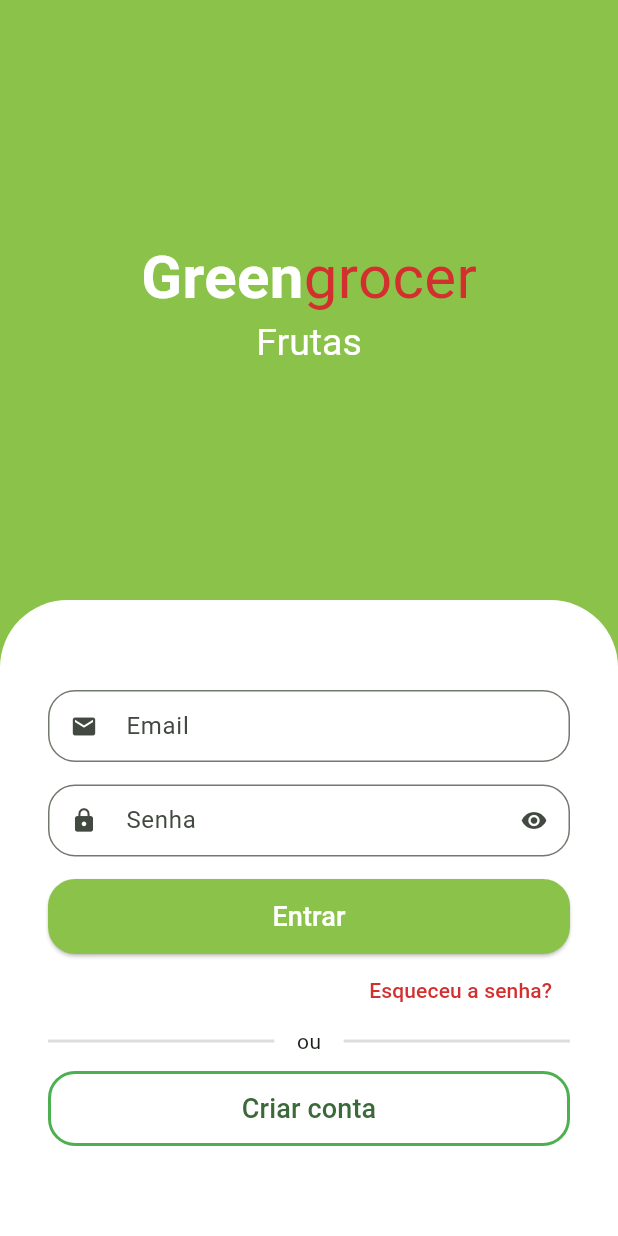
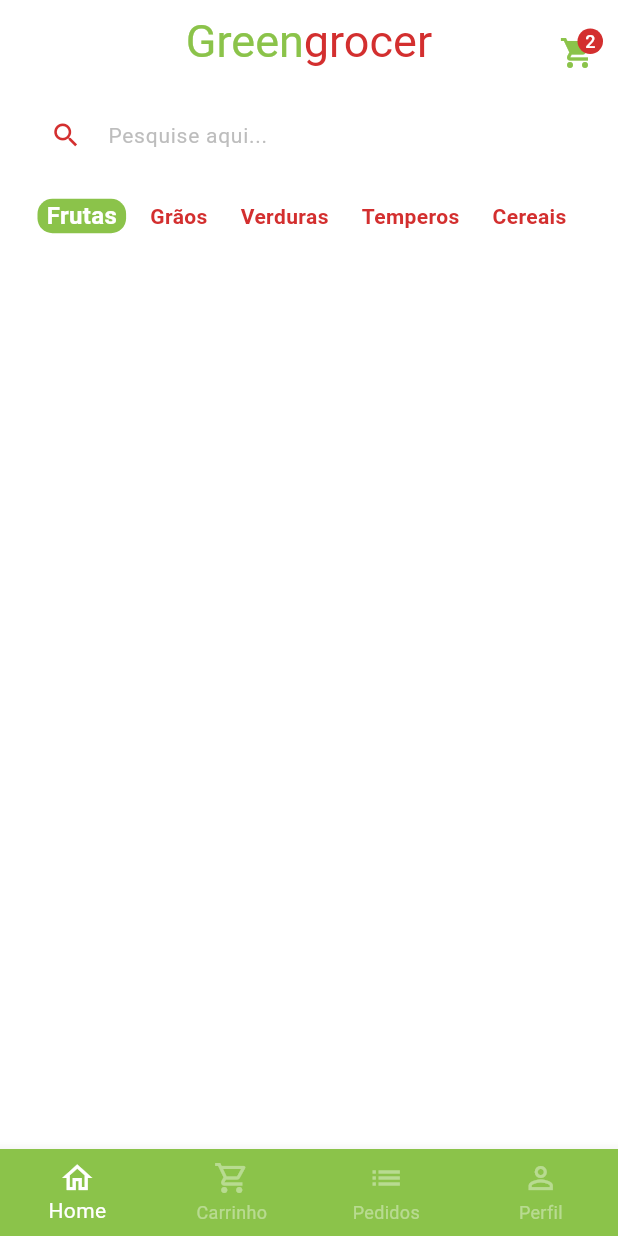
Before and after one commit to AkaRed3223/greengrocer, a Flutter app: the screen it shows after launch, after a tap on "Entrar", on a phone screen of 412 x 824 dp. Run offline on Flutter 3.47's test engine with Material 3 defaults, Android fonts, the light colour scheme and no system bars; drawn by our look-alikes of animated_text_kit; our stand-ins replace mask_text_input_formatter.

Commit message:
Created Base screen

```diff
--- a/lib/main.dart
+++ b/lib/main.dart
@@ -1,5 +1,5 @@
 import 'package:flutter/material.dart';
-import 'package:greengrocer/src/auth/sign_in_screen.dart';
+import 'package:greengrocer/src/pages/auth/sign_in_screen.dart';
 
 void main() {
   runApp(const MyApp());
@@ -14,7 +14,8 @@
     return MaterialApp(
       title: 'Flutter Demo',
       theme: ThemeData(
-        colorScheme: ColorScheme.fromSeed(seedColor: Colors.green),
+        primaryColor: Colors.green,
+        scaffoldBackgroundColor: Colors.white.withAlpha(190),
       ),
       debugShowCheckedModeBanner: false,
       home: const SignInScreen(),
--- a/lib/src/auth/sign_in_screen.dart
+++ b/lib/src/pages/auth/sign_in_screen.dart
@@ -1,8 +1,10 @@
 import 'package:animated_text_kit/animated_text_kit.dart';
 import 'package:flutter/material.dart';
-import 'package:greengrocer/src/auth/components/custom_text_field.dart';
-import 'package:greengrocer/src/auth/sign_up_screen.dart';
 import 'package:greengrocer/src/config/custom_colors.dart';
+import 'package:greengrocer/src/pages/auth/sign_up_screen.dart';
+
+import '../base/base_screen.dart';
+import 'components/custom_text_field.dart';
 
 class SignInScreen extends StatelessWidget {
   const SignInScreen({super.key});
@@ -104,7 +106,11 @@
                           backgroundColor: Colors.lightGreen,
                           shape: RoundedRectangleBorder(borderRadius: BorderRadius.circular(18)),
                         ),
-                        onPressed: () {},
+                        onPressed: () {
+                          Navigator.of(context).pushReplacement(MaterialPageRoute(builder: (c) {
+                            return const BaseScreen();
+                          }));
+                        },
                         child: const Text(
                           'Entrar',
                           style: TextStyle(color: Colors.white, fontSize: 18),
--- a/lib/src/auth/sign_up_screen.dart
+++ b/lib/src/pages/auth/sign_up_screen.dart
@@ -1,7 +1,8 @@
 import 'package:flutter/material.dart';
-import 'package:greengrocer/src/auth/components/custom_text_field.dart';
 import 'package:greengrocer/src/config/custom_colors.dart';
 import 'package:mask_text_input_formatter/mask_text_input_formatter.dart';
+
+import 'components/custom_text_field.dart';
 
 class SignUpScreen extends StatelessWidget {
   SignUpScreen({super.key});
--- /dev/null
+++ b/lib/src/pages/base/base_screen.dart
@@ -0,0 +1,63 @@
+import 'package:flutter/material.dart';
+import 'package:greengrocer/src/config/custom_colors.dart';
+
+import '../home/home_tab.dart';
+
+class BaseScreen extends StatefulWidget {
+  const BaseScreen({super.key});
+
+  @override
+  State<BaseScreen> createState() => _BaseScreenState();
+}
+
+class _BaseScreenState extends State<BaseScreen> {
+  int currentIndex = 0;
+  final pageController = PageController();
+
+  @override
+  Widget build(BuildContext context) {
+    return Scaffold(
+      body: PageView(
+        physics: const NeverScrollableScrollPhysics(),
+        controller: pageController,
+        children: [
+          HomeTab(),
+          Container(color: Colors.yellow),
+          Container(color: Colors.blue),
+          Container(color: Colors.purple),
+        ],
+      ),
+      bottomNavigationBar: BottomNavigationBar(
+        onTap: (index) {
+          setState(() {
+            currentIndex = index;
+            pageController.jumpToPage(index);
+          });
+        },
+        currentIndex: currentIndex,
+        type: BottomNavigationBarType.fixed,
+        backgroundColor: CustomColors.customSwatchColor,
+        selectedItemColor: Colors.white,
+        unselectedItemColor: Colors.white.withAlpha(100),
+        items: const [
+          BottomNavigationBarItem(
+            icon: Icon(Icons.home_outlined),
+            label: 'Home',
+          ),
+          BottomNavigationBarItem(
+            icon: Icon(Icons.shopping_cart_outlined),
+            label: 'Carrinho',
+          ),
+          BottomNavigationBarItem(
+            icon: Icon(Icons.list),
+            label: 'Pedidos',
+          ),
+          BottomNavigationBarItem(
+            icon: Icon(Icons.person_outline),
+            label: 'Perfil',
+          ),
+        ],
+      ),
+    );
+  }
+}
--- /dev/null
+++ b/lib/src/pages/home/components/category_tile.dart
@@ -0,0 +1,40 @@
+import 'package:flutter/material.dart';
+import 'package:greengrocer/src/config/custom_colors.dart';
+
+class CategoryTile extends StatelessWidget {
+  const CategoryTile({
+    super.key,
+    required this.category,
+    required this.isSelected,
+    required this.onPressed,
+  });
+
+  final String category;
+  final bool isSelected;
+  final VoidCallback onPressed;
+
+  @override
+  Widget build(BuildContext context) {
+    return GestureDetector(
+      onTap: onPressed,
+      child: Align(
+        alignment: Alignment.center,
+        child: Container(
+          padding: const EdgeInsets.symmetric(horizontal: 6),
+          decoration: BoxDecoration(
+            borderRadius: BorderRadius.circular(10),
+            color: isSelected ? CustomColors.customSwatchColor : Colors.transparent,
+          ),
+          child: Text(
+            category,
+            style: TextStyle(
+              color: isSelected ? Colors.white : CustomColors.customContrastColor,
+              fontWeight: FontWeight.bold,
+              fontSize: isSelected ? 16 : 14,
+            ),
+          ),
+        ),
+      ),
+    );
+  }
+}
--- /dev/null
+++ b/lib/src/pages/home/home_tab.dart
@@ -0,0 +1,136 @@
+import 'package:flutter/material.dart';
+import 'package:greengrocer/src/config/app_data.dart' as app_data;
+import 'package:greengrocer/src/config/custom_colors.dart';
+
+import 'components/category_tile.dart';
+
+class HomeTab extends StatefulWidget {
+  const HomeTab({super.key});
+
+  @override
+  State<HomeTab> createState() => _HomeTabState();
+}
+
+class _HomeTabState extends State<HomeTab> {
+  String selectedCategory = 'Frutas';
+
+  @override
+  Widget build(BuildContext context) {
+    return Scaffold(
+      // App bar
+      appBar: AppBar(
+        centerTitle: true,
+        backgroundColor: Colors.transparent,
+        elevation: 0,
+        title: Text.rich(
+          TextSpan(
+            style: const TextStyle(
+              color: Colors.white,
+              fontSize: 30,
+            ),
+            children: [
+              TextSpan(
+                text: 'Green',
+                style: TextStyle(color: CustomColors.customSwatchColor),
+              ),
+              TextSpan(
+                text: 'grocer',
+                style: TextStyle(color: CustomColors.customContrastColor),
+              ),
+            ],
+          ),
+        ),
+        actions: [
+          Padding(
+            padding: const EdgeInsets.only(
+              top: 15,
+              right: 15,
+            ),
+            child: GestureDetector(
+              onTap: () {},
+              child: Badge(
+                backgroundColor: CustomColors.customContrastColor,
+                label: const Text(
+                  '2',
+                  style: TextStyle(
+                    color: Colors.white,
+                    fontSize: 12,
+                  ),
+                ),
+                child: Icon(
+                  Icons.shopping_cart,
+                  color: CustomColors.customSwatchColor,
+                ),
+              ),
+            ),
+          ),
+        ],
+      ),
+
+      body: Column(
+        children: [
+          // Campo de Pesquisa
+          Padding(
+            padding: const EdgeInsets.symmetric(
+              horizontal: 20,
+              vertical: 10,
+            ),
+            child: TextFormField(
+              decoration: InputDecoration(
+                filled: true,
+                fillColor: Colors.white,
+                isDense: true,
+                hintText: 'Pesquise aqui...',
+                hintStyle: TextStyle(
+                  color: Colors.grey.shade400,
+                  fontSize: 14,
+                ),
+                prefixIcon: Icon(
+                  Icons.search,
+                  color: CustomColors.customContrastColor,
+                  size: 21,
+                ),
+                border: OutlineInputBorder(
+                  borderRadius: BorderRadius.circular(60),
+                  borderSide: const BorderSide(
+                    width: 0,
+                    style: BorderStyle.none,
+                  ),
+                ),
+              ),
+            ),
+          ),
+
+          // Categorias
+          Container(
+            padding: const EdgeInsets.only(left: 25),
+            height: 40,
+            child: ListView.separated(
+              scrollDirection: Axis.horizontal,
+              itemBuilder: (_, index) {
+                return CategoryTile(
+                  onPressed: () {
+                    setState(() {
+                      selectedCategory = app_data.categories[index];
+                    });
+                  },
+                  category: app_data.categories[index],
+                  isSelected: app_data.categories[index] == selectedCategory,
+                );
+              },
+              separatorBuilder: (_, index) => const SizedBox(width: 10),
+              itemCount: app_data.categories.length,
+            ),
+          ),
+
+          // Grid
+          //ccc continuar aqui
+          /*GridView.builder(
+            gridDelegate: gridDelegate,
+            itemBuilder: itemBuilder,
+          ),*/
+        ],
+      ),
+    );
+  }
+}
--- a/pubspec.yaml
+++ b/pubspec.yaml
@@ -61,9 +61,8 @@
   uses-material-design: true
 
   # To add assets to your application, add an assets section, like this:
-  # assets:
-  #   - images/a_dot_burr.jpeg
-  #   - images/a_dot_ham.jpeg
+  assets:
+    - assets/fruits/
 
   # An image asset can refer to one or more resolution-specific "variants", see
   # https://flutter.dev/assets-and-images/#resolution-aware
```
Also changed, not shown: lib/src/config/app_data.dart (added, +73 -0 lines), lib/src/models/item_model.dart (added, +15 -0 lines), assets/fruits/apple.png (added), assets/fruits/grape.png (added), assets/fruits/guava.png (added), assets/fruits/kiwi.png (added), assets/fruits/mango.png (added), assets/fruits/papaya.png (added), lib/src/pages/auth/components/custom_text_field.dart (renamed from lib/src/auth/components/custom_text_field.dart).
